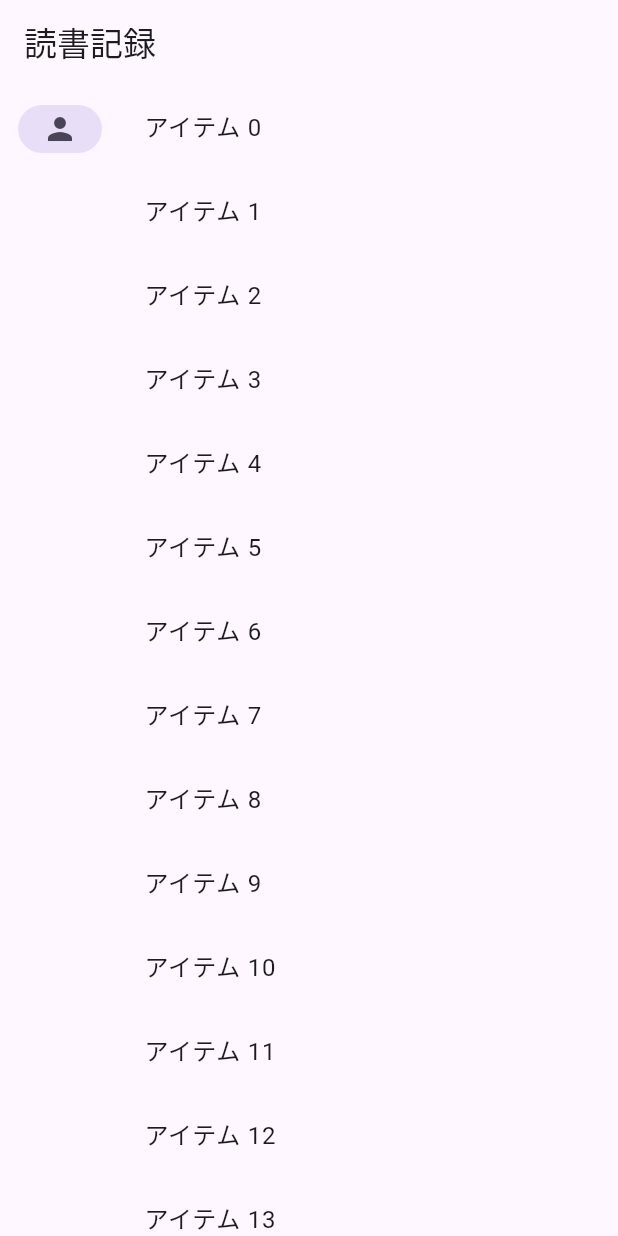
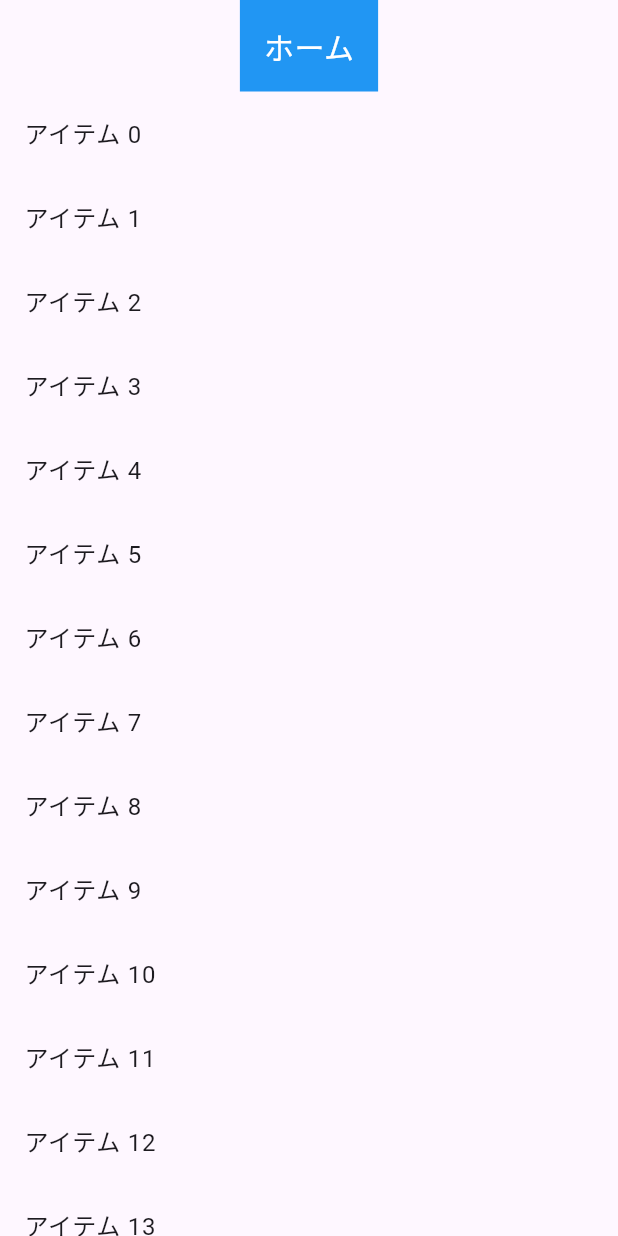
Before and after one commit to Shigechi0532/book_log_app, a Flutter app: the screen it shows after launch, on a phone screen of 412 x 824 dp. Run offline on Flutter 3.47's test engine with Material 3 defaults, Android fonts, the light colour scheme and no system bars.

Commit message:
appbarをnullにし、ヘッダーをクラス化

```diff
--- a/lib/main.dart
+++ b/lib/main.dart
@@ -20,22 +20,13 @@ class MainPage extends StatelessWidget {
   Widget build(BuildContext context) {
     return Scaffold(
       // todo:appBarをnullにする。（今回はappbarを使用しない）
-      appBar: AppBar(title: const Text('読書記録')),
-      body: Row(
+      appBar: null,
+      body: Column(
         children: [
           // サイドメニュー（左側）
           // todo:NavigationRailからContainerの中にColumnを入れる構成に変更
           // todo:上部にタイトル表示
-          NavigationRail(
-            selectedIndex: 0,
-            onDestinationSelected: (index) {},
-            destinations: const [
-              NavigationRailDestination(
-                icon: Icon(Icons.person),
-                label: Text('プロフィール'),
-              ),
-            ],
-          ),
+          HeaderContainer(title: "ホーム"),
 
           // メインコンテンツ
           // todo:上部に下記を表示
@@ -53,3 +44,18 @@ class MainPage extends StatelessWidget {
     );
   }
 }
+
+class HeaderContainer extends StatelessWidget {
+  final String title;
+
+  const HeaderContainer({super.key, required this.title});
+
+  @override
+  Widget build(BuildContext context) {
+    return Container(
+      padding: EdgeInsets.all(16),
+      color: Colors.blue,
+      child: Text(title, style: TextStyle(fontSize: 20, color: Colors.white)),
+    );
+  }
+}
```
Also changed, not shown: desgins/addScreen.png (added), desgins/addScreen_smartphone.png (added), desgins/mainScreen.png (added), desgins/mainScreen_smartphone.png (added).
